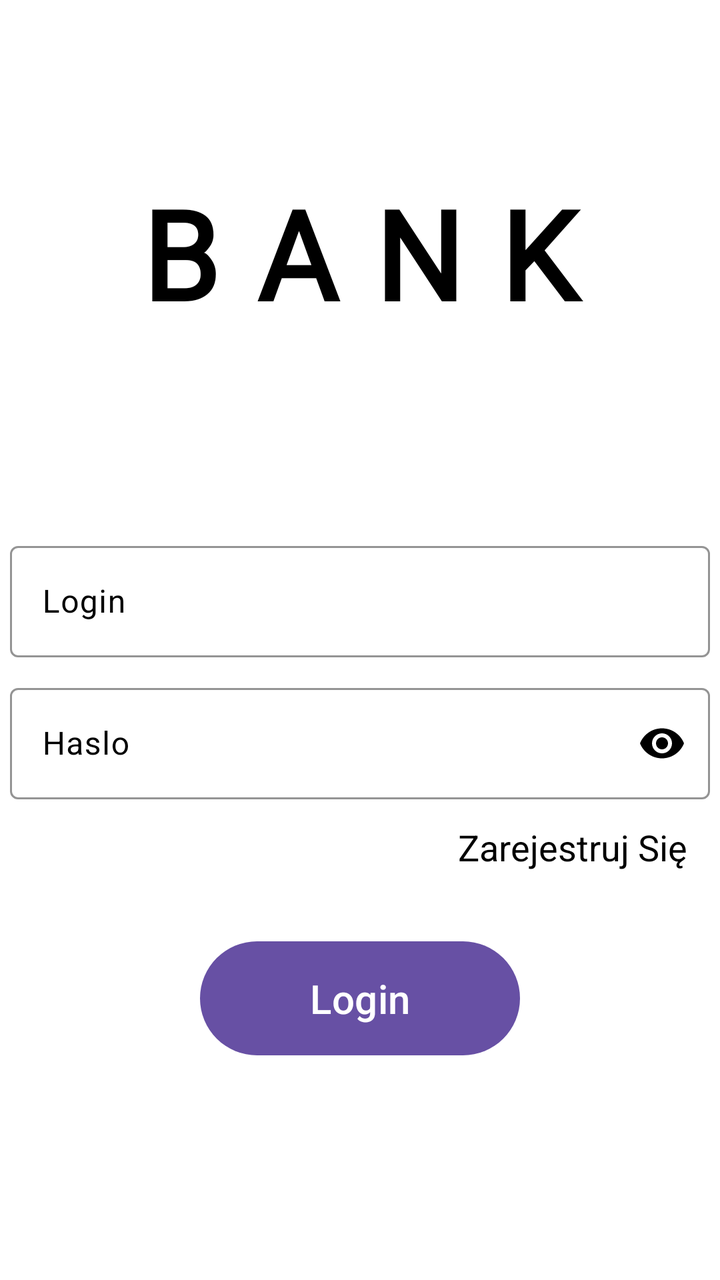
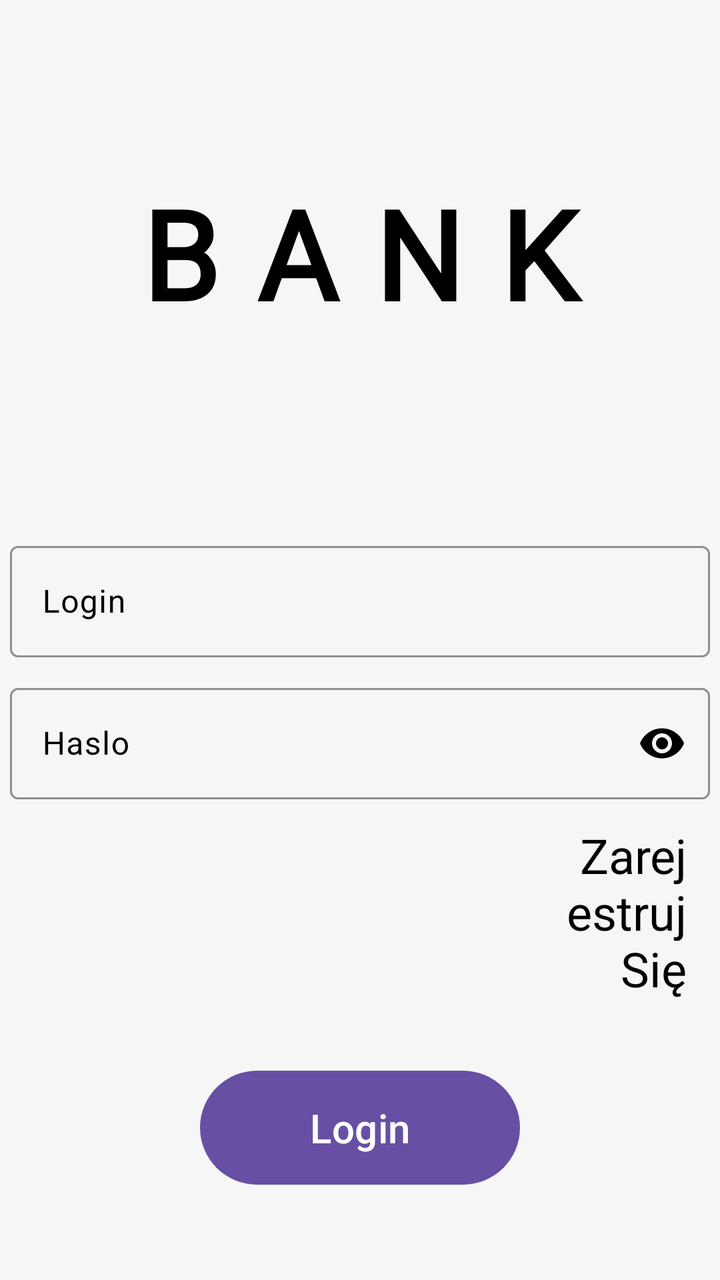

The first picture is an Android layout as it rendered before a commit; the second is the same layout after the commit. The layout source and the unified diff follow.
<!-- AndroidManifest.xml: application theme Theme.Bank3 -->
<!-- res/layout/activity_main.xml -->
<?xml version="1.0" encoding="utf-8"?>
<androidx.constraintlayout.widget.ConstraintLayout xmlns:android="http://schemas.android.com/apk/res/android"
    xmlns:app="http://schemas.android.com/apk/res-auto"
    xmlns:tools="http://schemas.android.com/tools"
    android:id="@+id/main"
    android:layout_width="match_parent"
    android:layout_height="match_parent"
    tools:context=".MainActivity"
    android:background="@color/white">

    <RelativeLayout
        android:layout_width="match_parent"
        android:layout_height="match_parent"
        android:orientation="horizontal">

        <TextView
            android:id="@+id/bank"
            android:layout_width="match_parent"
            android:layout_height="wrap_content"
            android:padding="5dp"
            android:text="BANK"
            android:textSize="62dp"
            android:layout_marginTop="80dp"
            android:textColor="@color/black"
            android:gravity="center"
            app:layout_constraintBottom_toBottomOf="parent"
            app:layout_constraintEnd_toEndOf="parent"
            app:layout_constraintStart_toStartOf="parent"
            app:layout_constraintTop_toTopOf="parent"
            android:fontFamily="@font/nunito"
            android:textFontWeight="800"
            android:letterSpacing="0.3"/>


        <com.google.android.material.textfield.TextInputLayout
            android:id="@+id/loginLayout"
            android:layout_width="match_parent"
            android:layout_height="wrap_content"
            android:layout_below="@id/bank"
            android:layout_marginTop="90dp"
            app:boxStrokeColor="@color/black"
            app:hintTextColor="@color/black"
            android:padding="5dp"
            android:textColorHint="@color/black"
            app:errorIconTint="@color/red">

            <com.google.android.material.textfield.TextInputEditText
                android:id="@+id/editLogin"
                android:layout_width="match_parent"
                android:layout_height="wrap_content"
                android:textColor="@color/black"
                android:hint="Login">
            </com.google.android.material.textfield.TextInputEditText>

        </com.google.android.material.textfield.TextInputLayout>

        <com.google.android.material.textfield.TextInputLayout
            android:id="@+id/hasloLayout"
            android:layout_width="match_parent"
            android:layout_height="wrap_content"
            android:layout_below="@id/loginLayout"
            app:boxStrokeColor="@color/black"
            app:hintTextColor="@color/black"
            android:textColorHint="@color/black"
            app:passwordToggleEnabled="true"
            app:passwordToggleTint="@color/black"
            android:inputType="textPassword"
            app:errorIconTint="@color/red"
            android:padding="5dp">

            <com.google.android.material.textfield.TextInputEditText
                android:id="@+id/editHaslo"
                android:layout_width="match_parent"
                android:layout_height="wrap_content"
                android:textColor="@color/black"
                android:hint="Haslo"
                android:inputType="textPassword">
            </com.google.android.material.textfield.TextInputEditText>

        </com.google.android.material.textfield.TextInputLayout>

        <TextView
            android:id="@+id/btnRegister"
            android:layout_width="match_parent"
            android:layout_height="wrap_content"
            android:layout_below="@id/hasloLayout"
            android:text="Zarejestruj Się"
            android:textColor="@color/black"
             android:textSize="18sp"
            android:gravity="right"
            android:padding="5px"
            android:layout_marginRight="15dp"
            android:layout_marginTop="5dp"
            android:layout_marginBottom="5dp"
            android:clickable="true"
            />
        <TextView
            android:id="@+id/errorText"
            android:layout_width="match_parent"
            android:layout_height="wrap_content"
            android:layout_below="@+id/btnRegister"
            android:text=""
            android:textColor="#FF0000"
            android:gravity="center"
            android:textSize="18sp"
            />

        <Button
            android:id="@+id/btnLogin"
            android:layout_width="match_parent"
            android:layout_height="wrap_content"
            android:layout_below="@id/errorText"
            android:textSize="20sp"
            android:padding="15dp"
            android:layout_marginLeft="100dp"
            android:layout_marginRight="100dp"
            android:gravity="center"
            android:text="Login"
            />

    </RelativeLayout>


</androidx.constraintlayout.widget.ConstraintLayout>
<!-- resources referenced by this layout -->
<resources>
  <color name="black">#FF000000</color>
  <color name="red">#FF0000</color>
  <color name="white">#FFFFFFFF</color>
  <style name="Theme.Bank3" parent="Base.Theme.Bank3" />
  <style name="Base.Theme.Bank3" parent="Theme.Material3.DayNight.NoActionBar">
          
          
      </style>
</resources>

<!-- the commit's change to res/layout/activity_main.xml (unified diff, before → after) -->
@@ -6,7 +6,7 @@
     android:layout_width="match_parent"
     android:layout_height="match_parent"
     tools:context=".MainActivity"
-    android:background="@color/white">
+    android:background="@color/app_bg">
 
     <RelativeLayout
         android:layout_width="match_parent"
@@ -86,10 +86,11 @@
             android:layout_below="@id/hasloLayout"
             android:text="Zarejestruj Się"
             android:textColor="@color/black"
-             android:textSize="18sp"
+             android:textSize="24sp"
             android:gravity="right"
             android:padding="5px"
             android:layout_marginRight="15dp"
+            android:layout_marginLeft="235dp"
             android:layout_marginTop="5dp"
             android:layout_marginBottom="5dp"
             android:clickable="true"
<!-- resource entries referenced after the edit -->
@@ -1,8 +1,8 @@
 <!-- resources referenced by this layout -->
 <resources>
+  <color name="app_bg">#f6f6f6</color>
   <color name="black">#FF000000</color>
   <color name="red">#FF0000</color>
-  <color name="white">#FFFFFFFF</color>
   <style name="Theme.Bank3" parent="Base.Theme.Bank3" />
   <style name="Base.Theme.Bank3" parent="Theme.Material3.DayNight.NoActionBar">
           
